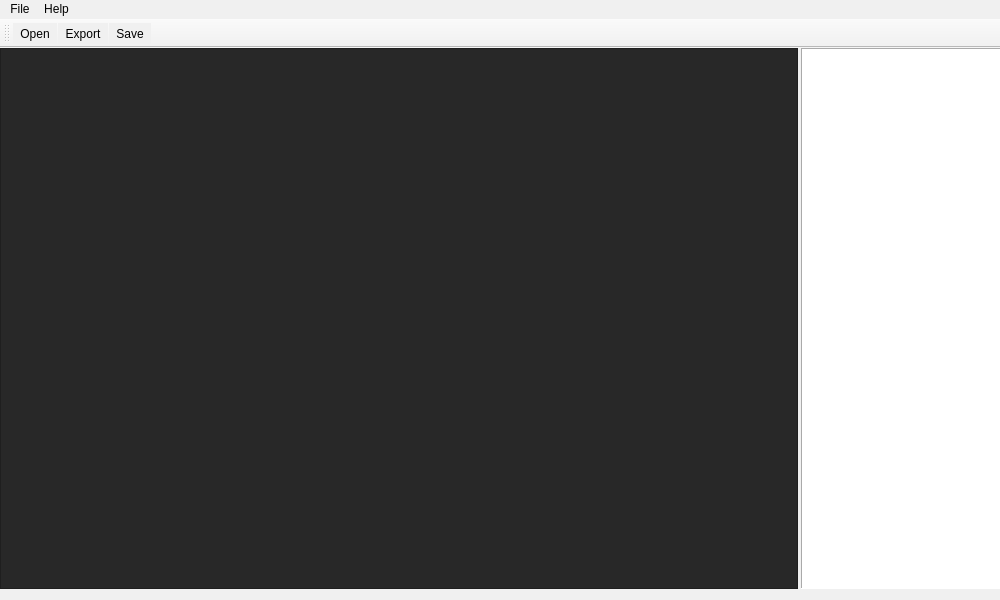
Before: the Qt Designer form ui/main_window.ui in AR0EN/img-pro, drawn with Qt 5.
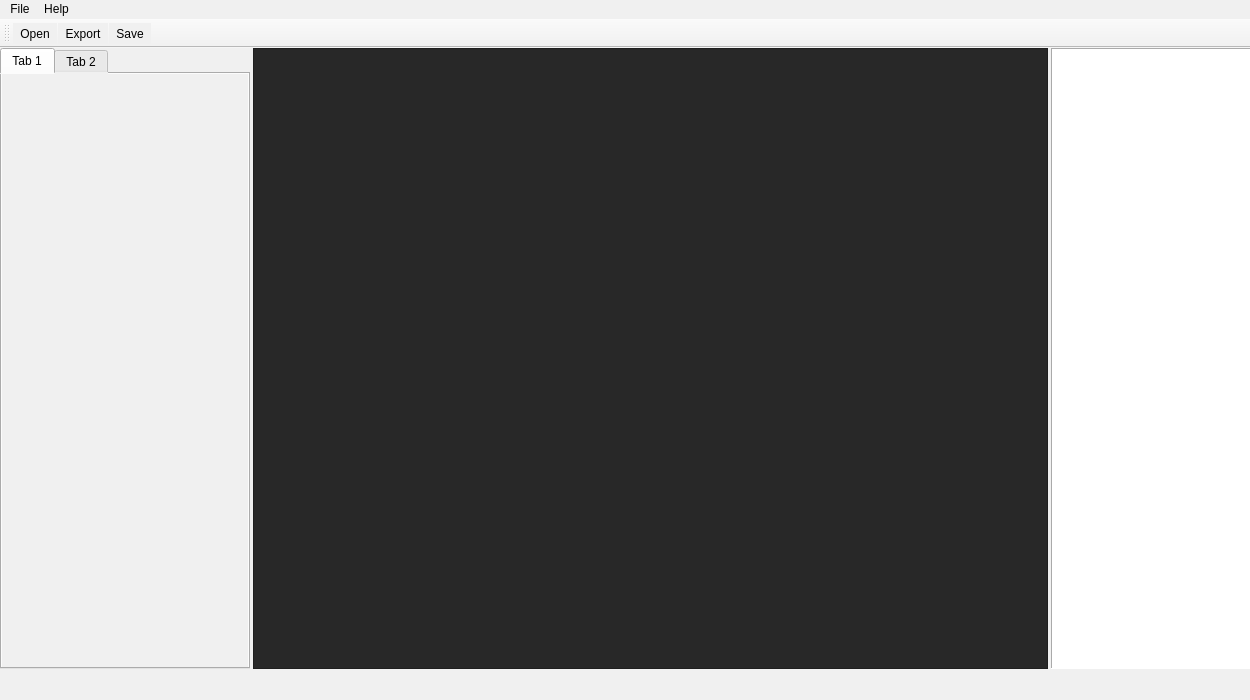
After: the same form once the commit is applied. Icons and pictures are not drawn.

Commit message: Add Tool panel to Main Window UI

```diff
--- a/ui/main_window.ui
+++ b/ui/main_window.ui
@@ -6,8 +6,8 @@
    <rect>
     <x>0</x>
     <y>0</y>
-    <width>1000</width>
-    <height>600</height>
+    <width>1250</width>
+    <height>700</height>
    </rect>
   </property>
   <property name="windowTitle">
@@ -20,42 +20,68 @@
    <string notr="true">background-color: rgb(240, 240, 240);</string>
   </property>
   <widget class="QWidget" name="centralwidget">
-   <widget class="QWidget" name="layoutWidget">
+   <widget class="QWidget" name="">
     <property name="geometry">
      <rect>
       <x>0</x>
       <y>0</y>
-      <width>1001</width>
-      <height>541</height>
+      <width>1251</width>
+      <height>621</height>
      </rect>
     </property>
-    <layout class="QHBoxLayout" name="horizontalLayout" stretch="0,0">
+    <layout class="QHBoxLayout" name="horizontalLayoutSplitter">
      <property name="spacing">
       <number>3</number>
      </property>
-     <property name="sizeConstraint">
-      <enum>QLayout::SetDefaultConstraint</enum>
-     </property>
-     <property name="leftMargin">
-      <number>0</number>
-     </property>
-     <property name="topMargin">
-      <number>0</number>
-     </property>
-     <property name="rightMargin">
-      <number>0</number>
-     </property>
-     <property name="bottomMargin">
-      <number>0</number>
-     </property>
+     <item>
+      <widget class="QTabWidget" name="tabWidgetTools">
+       <property name="sizePolicy">
+        <sizepolicy hsizetype="Fixed" vsizetype="Preferred">
+         <horstretch>0</horstretch>
+         <verstretch>0</verstretch>
+        </sizepolicy>
+       </property>
+       <property name="minimumSize">
+        <size>
+         <width>250</width>
+         <height>0</height>
+        </size>
+       </property>
+       <property name="maximumSize">
+        <size>
+         <width>250</width>
+         <height>16777215</height>
+        </size>
+       </property>
+       <property name="currentIndex">
+        <number>0</number>
+       </property>
+       <widget class="QWidget" name="tab">
+        <attribute name="title">
+         <string>Tab 1</string>
+        </attribute>
+       </widget>
+       <widget class="QWidget" name="tab_2">
+        <attribute name="title">
+         <string>Tab 2</string>
+        </attribute>
+       </widget>
+      </widget>
+     </item>
      <item>
       <widget class="QFrame" name="frameDisplay">
        <property name="sizePolicy">
-        <sizepolicy hsizetype="Preferred" vsizetype="Expanding">
-         <horstretch>200</horstretch>
+        <sizepolicy hsizetype="Expanding" vsizetype="Preferred">
+         <horstretch>0</horstretch>
          <verstretch>0</verstretch>
         </sizepolicy>
        </property>
+       <property name="minimumSize">
+        <size>
+         <width>0</width>
+         <height>600</height>
+        </size>
+       </property>
        <property name="styleSheet">
         <string notr="true">background-color: rgb(40, 40, 40);</string>
        </property>
@@ -71,7 +97,7 @@
       <widget class="QFrame" name="frameImgBrowser">
        <property name="sizePolicy">
         <sizepolicy hsizetype="Fixed" vsizetype="Preferred">
-         <horstretch>200</horstretch>
+         <horstretch>0</horstretch>
          <verstretch>0</verstretch>
         </sizepolicy>
        </property>
@@ -81,6 +107,12 @@
          <height>0</height>
         </size>
        </property>
+       <property name="maximumSize">
+        <size>
+         <width>200</width>
+         <height>16777215</height>
+        </size>
+       </property>
        <property name="styleSheet">
         <string notr="true">background-color: rgb(255, 255, 255);</string>
        </property>
@@ -103,7 +135,7 @@
     <rect>
      <x>0</x>
      <y>0</y>
-     <width>1000</width>
+     <width>1250</width>
      <height>21</height>
     </rect>
    </property>
```
